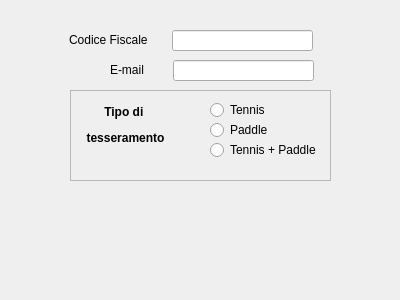
Above: Implementazione/Viste/registrazione_socio.ui from nicobello10/progetto-ingegneria-del-software before the change. Below: the same form after it.
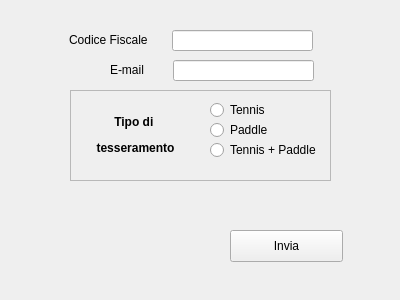
That is the form after the change.

Diff of the .ui file:
```diff
--- a/Implementazione/Viste/registrazione_socio.ui
+++ b/Implementazione/Viste/registrazione_socio.ui
@@ -116,8 +116,8 @@
    <widget class="QLabel" name="label_3">
     <property name="geometry">
      <rect>
-      <x>10</x>
-      <y>10</y>
+      <x>20</x>
+      <y>20</y>
       <width>91</width>
       <height>51</height>
      </rect>
@@ -127,6 +127,19 @@
     </property>
    </widget>
   </widget>
+  <widget class="QPushButton" name="Invia">
+   <property name="geometry">
+    <rect>
+     <x>230</x>
+     <y>230</y>
+     <width>113</width>
+     <height>32</height>
+    </rect>
+   </property>
+   <property name="text">
+    <string>Invia</string>
+   </property>
+  </widget>
   <zorder>frame</zorder>
   <zorder>lineEdit</zorder>
   <zorder>label</zorder>
```
Left out of the diff: 25 changed lines with no effect on the pictures.
